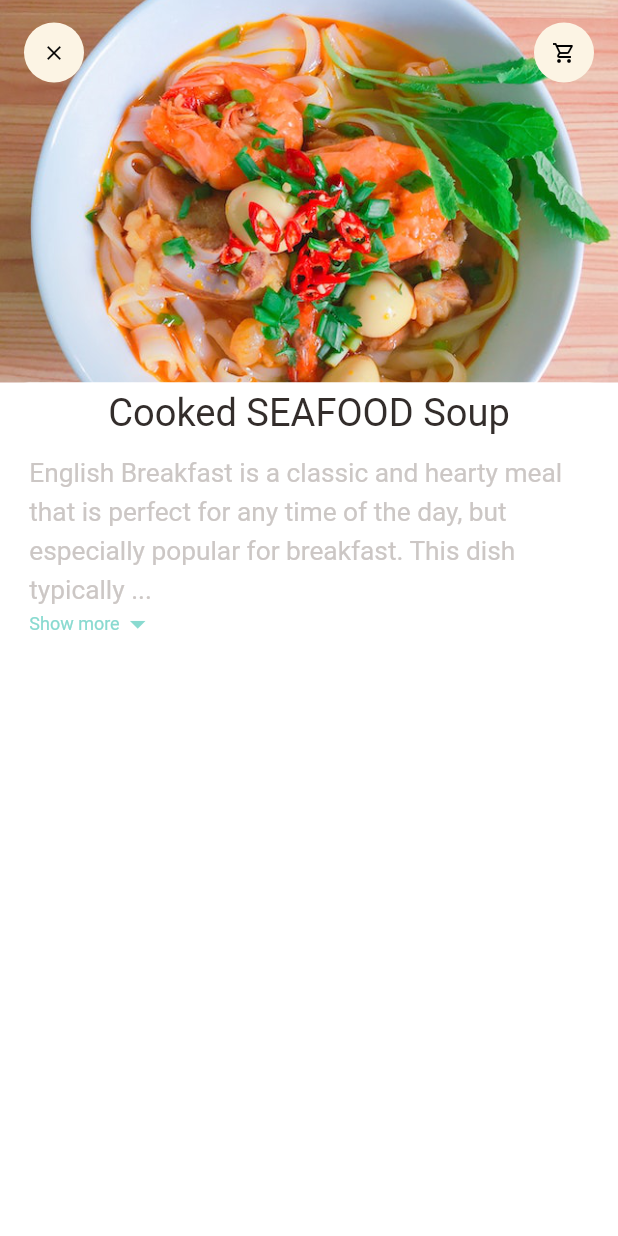
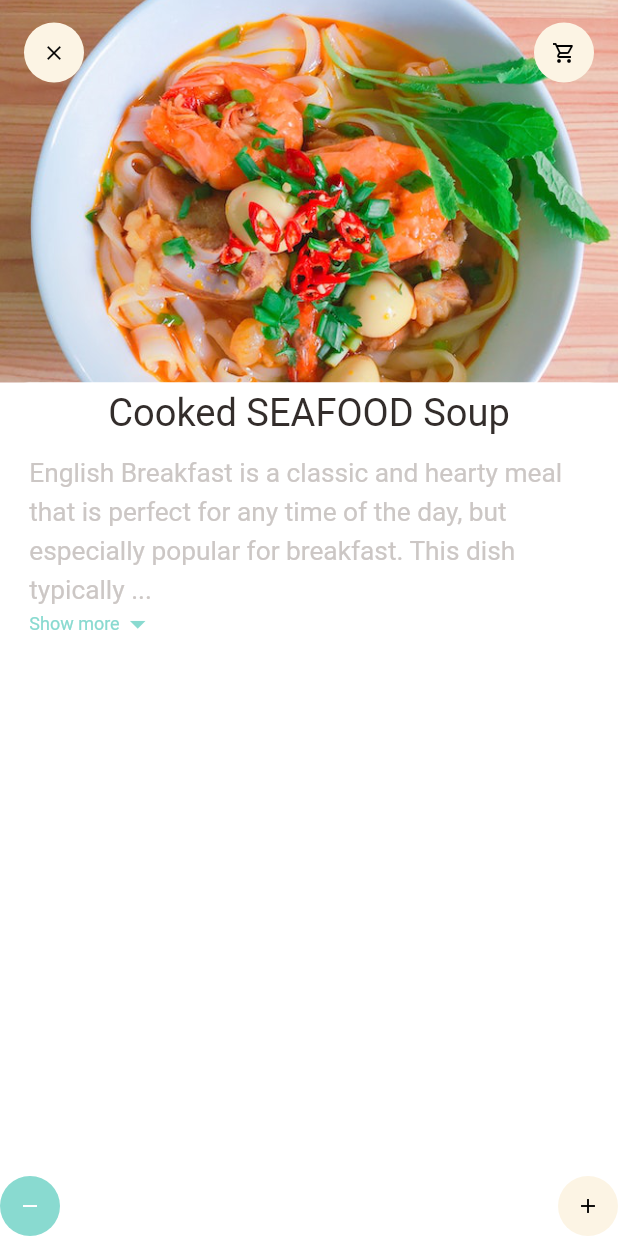
Before and after one commit to Saliya99/rock_vin_cafe_app, a Flutter app: the screen it shows after launch, on a phone screen of 412 x 824 dp. Run offline on Flutter 3.47's test engine with Material 2 defaults, Android fonts, the phone set to English and light mode, and no system bars; our stand-ins replace dots_indicator, get; missing offline and left inert: dart:ffi.

Commit message:
rfd page bottom navigation

```diff
--- a/rock_vin_cafe_app/lib/pages/food/recommended_food_detail.dart
+++ b/rock_vin_cafe_app/lib/pages/food/recommended_food_detail.dart
@@ -1,5 +1,4 @@
-import 'dart:html';
-
+import 'dart:ui';
 import 'package:flutter/material.dart';
 import 'package:flutter/src/widgets/container.dart';
 import 'package:flutter/src/widgets/framework.dart';
@@ -71,6 +70,20 @@ class RecommendedFoodDetails extends StatelessWidget {
           )
         ],
       ),
+      bottomNavigationBar: Column(
+        mainAxisSize: MainAxisSize.min,
+        children: [
+          Row(
+            mainAxisAlignment: MainAxisAlignment.spaceBetween,
+            children: [
+              AppIcon(iconColor: Colors.white,
+                  backgroundColor: AppColors.mainColor,
+                  icon: Icons.remove),
+              AppIcon(icon: Icons.add)
+            ],
+          )
+        ],
+      ),
     );
   }
 }
```
